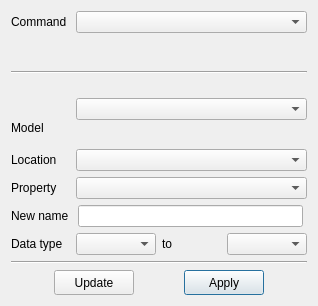
This is applications/Mapple/dialogs/dialog_properties.ui in LiangliangNan/Easy3D as Qt 5 draws it before an edit. The edited form follows.
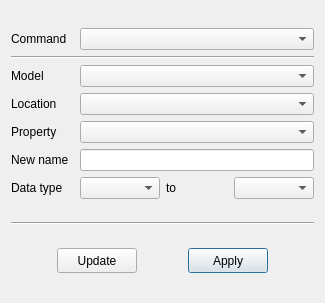
This is the edited form.

```diff
--- a/applications/Mapple/dialogs/dialog_properties.ui
+++ b/applications/Mapple/dialogs/dialog_properties.ui
@@ -6,8 +6,8 @@
    <rect>
     <x>0</x>
     <y>0</y>
-    <width>318</width>
-    <height>306</height>
+    <width>325</width>
+    <height>303</height>
    </rect>
   </property>
   <property name="minimumSize">
@@ -22,54 +22,6 @@
   <layout class="QVBoxLayout" name="verticalLayout">
    <item>
     <layout class="QGridLayout" name="gridLayout">
-     <item row="7" column="2">
-      <widget class="QLabel" name="labelPropertyTo">
-       <property name="text">
-        <string>to</string>
-       </property>
-      </widget>
-     </item>
-     <item row="1" column="0" rowspan="2" colspan="4">
-      <widget class="Line" name="line_2">
-       <property name="orientation">
-        <enum>Qt::Horizontal</enum>
-       </property>
-      </widget>
-     </item>
-     <item row="5" column="1" colspan="3">
-      <widget class="QComboBox" name="comboBoxPropertyName">
-       <property name="minimumSize">
-        <size>
-         <width>200</width>
-         <height>0</height>
-        </size>
-       </property>
-      </widget>
-     </item>
-     <item row="6" column="0">
-      <widget class="QLabel" name="labelNewPropertyName">
-       <property name="text">
-        <string>New name</string>
-       </property>
-      </widget>
-     </item>
-     <item row="7" column="0">
-      <widget class="QLabel" name="labelDataType">
-       <property name="text">
-        <string>Data type</string>
-       </property>
-      </widget>
-     </item>
-     <item row="0" column="1" colspan="3">
-      <widget class="QComboBox" name="comboBoxCommand">
-       <property name="minimumSize">
-        <size>
-         <width>200</width>
-         <height>0</height>
-        </size>
-       </property>
-      </widget>
-     </item>
      <item row="0" column="0">
       <widget class="QLabel" name="labelCommand">
        <property name="text">
@@ -77,8 +29,8 @@
        </property>
       </widget>
      </item>
-     <item row="2" column="1" rowspan="2" colspan="3">
-      <widget class="QComboBox" name="comboBoxModels">
+     <item row="0" column="1" colspan="3">
+      <widget class="QComboBox" name="comboBoxCommand">
        <property name="minimumSize">
         <size>
          <width>200</width>
@@ -87,34 +39,38 @@
        </property>
       </widget>
      </item>
-     <item row="3" column="0">
+     <item row="1" column="0" colspan="4">
+      <widget class="Line" name="line_2">
+       <property name="orientation">
+        <enum>Qt::Horizontal</enum>
+       </property>
+      </widget>
+     </item>
+     <item row="2" column="0">
       <widget class="QLabel" name="labelModel">
        <property name="text">
         <string>Model</string>
        </property>
       </widget>
      </item>
-     <item row="6" column="1" colspan="3">
-      <layout class="QHBoxLayout" name="horizontalLayout_2">
-       <property name="spacing">
-        <number>10</number>
+     <item row="2" column="1" colspan="3">
+      <widget class="QComboBox" name="comboBoxModels">
+       <property name="minimumSize">
+        <size>
+         <width>200</width>
+         <height>0</height>
+        </size>
        </property>
-       <property name="leftMargin">
-        <number>2</number>
+      </widget>
+     </item>
+     <item row="3" column="0">
+      <widget class="QLabel" name="labelPropertyLocation">
+       <property name="text">
+        <string>Location</string>
        </property>
-       <property name="rightMargin">
-        <number>4</number>
-       </property>
-       <item>
-        <widget class="QLineEdit" name="lineEditNewPropertyName">
-         <property name="focusPolicy">
-          <enum>Qt::ClickFocus</enum>
-         </property>
-        </widget>
-       </item>
-      </layout>
+      </widget>
      </item>
-     <item row="4" column="1" colspan="3">
+     <item row="3" column="1" colspan="3">
       <widget class="QComboBox" name="comboBoxPropertyLocation">
        <property name="minimumSize">
         <size>
@@ -124,24 +80,62 @@
        </property>
       </widget>
      </item>
-     <item row="7" column="1">
-      <widget class="QComboBox" name="comboBoxSourceType">
-       <property name="minimumSize">
-        <size>
-         <width>80</width>
-         <height>0</height>
-        </size>
-       </property>
-      </widget>
-     </item>
-     <item row="5" column="0">
+     <item row="4" column="0">
       <widget class="QLabel" name="labelPropertyName">
        <property name="text">
         <string>Property</string>
        </property>
       </widget>
      </item>
-     <item row="7" column="3">
+     <item row="4" column="1" colspan="3">
+      <widget class="QComboBox" name="comboBoxPropertyName">
+       <property name="minimumSize">
+        <size>
+         <width>200</width>
+         <height>0</height>
+        </size>
+       </property>
+      </widget>
+     </item>
+     <item row="5" column="0">
+      <widget class="QLabel" name="labelNewPropertyName">
+       <property name="text">
+        <string>New name</string>
+       </property>
+      </widget>
+     </item>
+     <item row="5" column="1" colspan="3">
+      <widget class="QLineEdit" name="lineEditNewPropertyName">
+       <property name="focusPolicy">
+        <enum>Qt::ClickFocus</enum>
+       </property>
+      </widget>
+     </item>
+     <item row="6" column="0">
+      <widget class="QLabel" name="labelDataType">
+       <property name="text">
+        <string>Data type</string>
+       </property>
+      </widget>
+     </item>
+     <item row="6" column="1">
+      <widget class="QComboBox" name="comboBoxSourceType">
+       <property name="minimumSize">
+        <size>
+         <width>80</width>
+         <height>0</height>
+        </size>
+       </property>
+      </widget>
+     </item>
+     <item row="6" column="2">
+      <widget class="QLabel" name="labelPropertyTo">
+       <property name="text">
+        <string>to</string>
+       </property>
+      </widget>
+     </item>
+     <item row="6" column="3">
       <widget class="QComboBox" name="comboBoxTargetType">
        <property name="minimumSize">
         <size>
@@ -151,13 +145,6 @@
        </property>
       </widget>
      </item>
-     <item row="4" column="0">
-      <widget class="QLabel" name="labelPropertyLocation">
-       <property name="text">
-        <string>Location</string>
-       </property>
-      </widget>
-     </item>
     </layout>
    </item>
    <item>
@@ -196,12 +183,6 @@
          <height>25</height>
         </size>
        </property>
-       <property name="maximumSize">
-        <size>
-         <width>80</width>
-         <height>25</height>
-        </size>
-       </property>
        <property name="text">
         <string>Update</string>
        </property>
@@ -237,12 +218,6 @@
          <height>25</height>
         </size>
        </property>
-       <property name="maximumSize">
-        <size>
-         <width>80</width>
-         <height>25</height>
-        </size>
-       </property>
        <property name="text">
         <string>Apply</string>
        </property>
```
